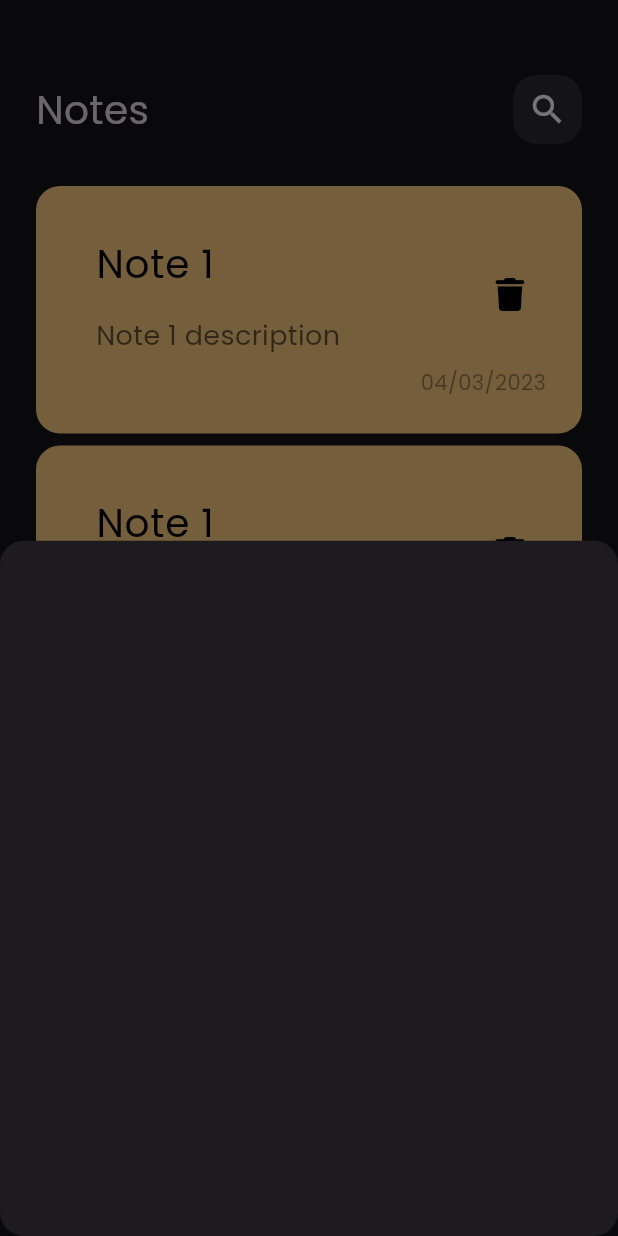
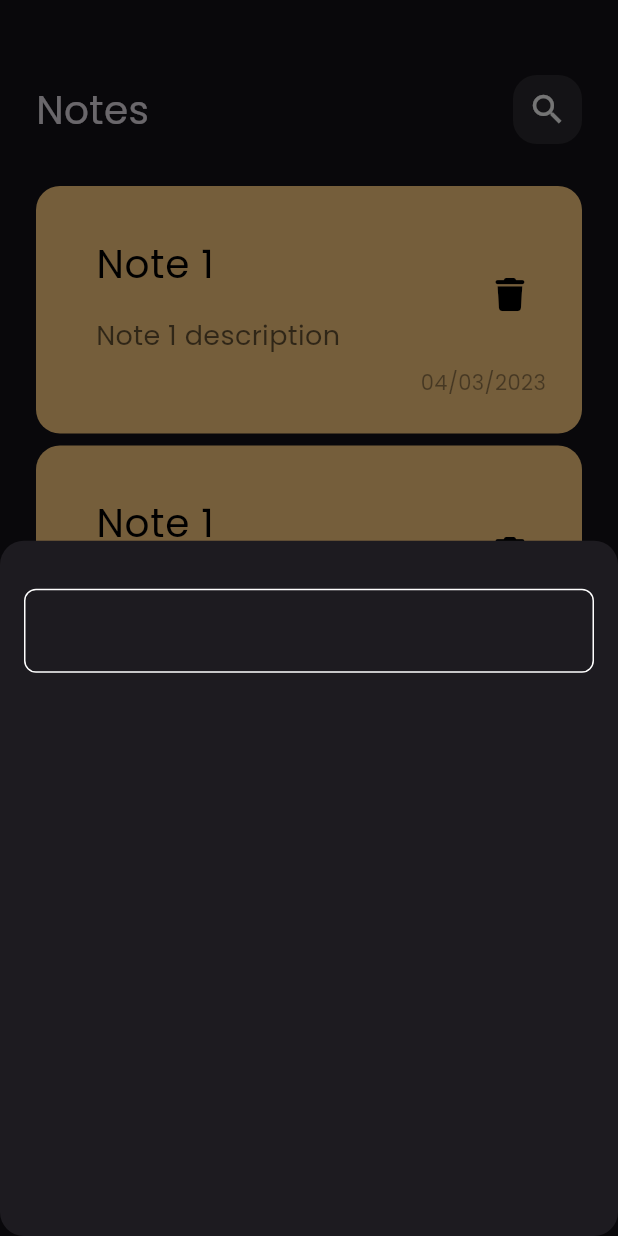
Before and after one commit to badrozo/notes_app, a Flutter app: the screen it shows after launch, after a tap on the "add" icon, on a phone screen of 412 x 824 dp. Run offline on Flutter 3.47's test engine with Material 3 defaults, Android fonts, the phone set to English and light mode, and no system bars; our stand-ins replace font_awesome_flutter.

Commit message:
Custom TextFeild

```diff
--- a/lib/widgets/add_note_bottom_sheet.dart
+++ b/lib/widgets/add_note_bottom_sheet.dart
@@ -1,10 +1,21 @@
 import 'package:flutter/material.dart';
+import 'package:notes_app/widgets/custom_text_feild.dart';
 
 class AddNoteBottomSheet extends StatelessWidget {
   const AddNoteBottomSheet({super.key});
 
   @override
   Widget build(BuildContext context) {
-    return Container();
+    return Padding(
+      padding: const EdgeInsets.symmetric(horizontal: 16),
+      child: Column(
+        children: [
+          SizedBox(
+            height: 32,
+          ),
+          CustomTextFeild(),
+        ],
+      ),
+    );
   }
 }
--- /dev/null
+++ b/lib/widgets/constants.dart
@@ -0,0 +1,3 @@
+import 'package:flutter/animation.dart';
+
+const KprimaryColor = Color(0xff62FCD7);
--- /dev/null
+++ b/lib/widgets/custom_text_feild.dart
@@ -0,0 +1,25 @@
+import 'package:flutter/material.dart';
+import 'package:notes_app/widgets/constants.dart';
+
+class CustomTextFeild extends StatelessWidget {
+  const CustomTextFeild({super.key});
+
+  @override
+  Widget build(BuildContext context) {
+    return TextField(
+        cursorColor: KprimaryColor,
+        decoration: InputDecoration(
+          border: BuildBorder(),
+          enabledBorder: BuildBorder(),
+          focusedBorder: BuildBorder(KprimaryColor),
+        ));
+  }
+
+  OutlineInputBorder BuildBorder([color]) {
+    return OutlineInputBorder(
+        borderRadius: BorderRadius.circular(8),
+        borderSide: BorderSide(
+          color: color ?? Colors.white,
+        ));
+  }
+}
```
